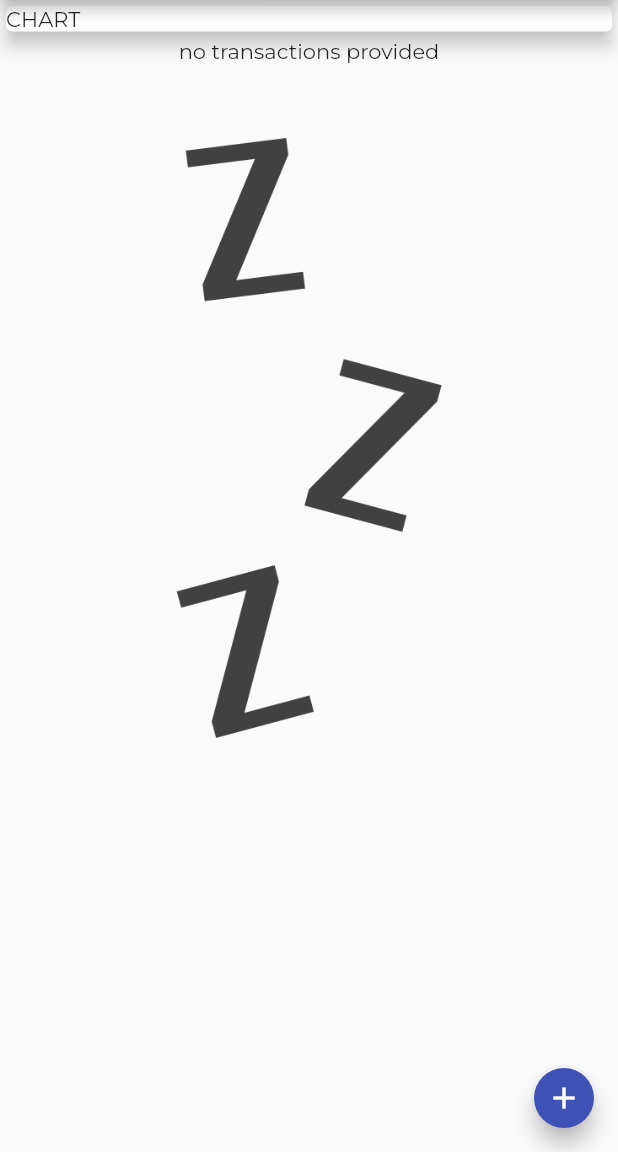
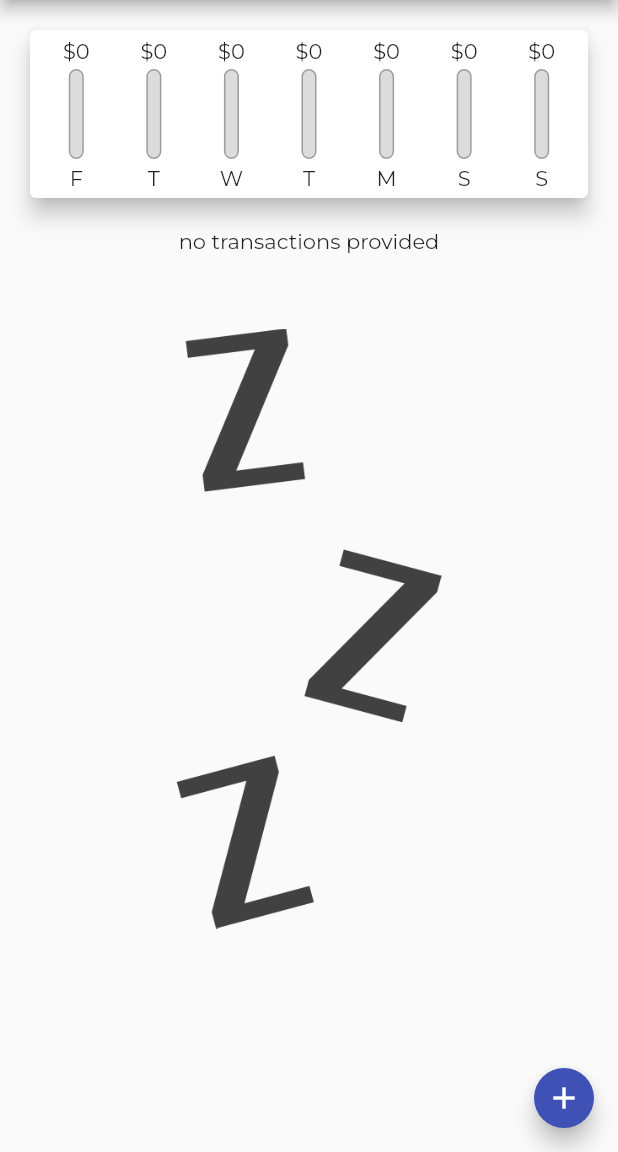
Before and after one commit to bobend212/expenses_flutter, a Flutter app: the screen it shows after launch, on a phone screen of 412 x 824 dp, the part 84-1236 px from its top. Run offline on Flutter 3.47's test engine with Material 2 defaults, Android fonts, the phone set to English and light mode, and no system bars.

Commit message:
chart bars implemented

```diff
--- a/lib/main.dart
+++ b/lib/main.dart
@@ -1,5 +1,6 @@
 // ignore_for_file: prefer_const_constructors, use_key_in_widget_constructors, prefer_const_literals_to_create_immutables, avoid_unnecessary_containers, avoid_print
 
+import 'package:expenses_app/widgets/chart.dart';
 import 'package:expenses_app/widgets/new_transaction.dart';
 import 'package:expenses_app/widgets/transaction_list.dart';
 import 'package:flutter/material.dart';
@@ -37,6 +38,14 @@ class _MyHomePageState extends State<MyHomePage> {
     // Transaction(id: '5', title: 'bills', amount: 999.99, date: DateTime.now())
   ];
 
+  List<Transaction> get _recentTransactions {
+    return _userTransactions.where((tx) {
+      return tx.date.isAfter(DateTime.now().subtract(
+        Duration(days: 7),
+      ));
+    }).toList();
+  }
+
   void _addNewTransaction(String txTitle, double txAmount) {
     final newTransaction = Transaction(
         id: DateTime.now().toString(),
@@ -73,14 +82,15 @@ class _MyHomePageState extends State<MyHomePage> {
             mainAxisAlignment: MainAxisAlignment.start,
             crossAxisAlignment: CrossAxisAlignment.stretch,
             children: [
-              Card(
-                child: Container(
-                  child: Text('CHART'),
-                  width: double.infinity,
-                  //color: Theme.of(context).primaryColor,
-                ),
-                elevation: 5,
-              ),
+              // Card(
+              //   child: Container(
+              //     child: Text('CHART'),
+              //     width: double.infinity,
+              //     //color: Theme.of(context).primaryColor,
+              //   ),
+              //   elevation: 5,
+              // ),
+              Chart(_recentTransactions),
               TransactionList(_userTransactions)
             ]),
       ),
--- /dev/null
+++ b/lib/widgets/chart.dart
@@ -0,0 +1,67 @@
+import 'package:expenses_app/models/transaction.dart';
+import 'package:expenses_app/widgets/chart_bar.dart';
+import 'package:flutter/material.dart';
+import 'package:intl/intl.dart';
+
+class Chart extends StatelessWidget {
+  final List<Transaction> recentTransactions;
+
+  Chart(this.recentTransactions);
+
+  List<Map<String, Object>> get groupedTransactionValues {
+    return List.generate(7, (index) {
+      final weekDay = DateTime.now().subtract(
+        Duration(days: index),
+      );
+      var totalSum = 0.0;
+
+      for (var i = 0; i < recentTransactions.length; i++) {
+        if (recentTransactions[i].date.day == weekDay.day &&
+            recentTransactions[i].date.month == weekDay.month &&
+            recentTransactions[i].date.year == weekDay.year) {
+          totalSum += recentTransactions[i].amount;
+        }
+      }
+
+      print(DateFormat.E().format(weekDay));
+      print(totalSum);
+
+      return {
+        'day': DateFormat.E().format(weekDay).substring(0, 1),
+        'amount': totalSum
+      };
+    });
+  }
+
+  double get totalSpending {
+    return groupedTransactionValues.fold(0.0, (sum, item) {
+      return sum + (item['amount'] as double);
+    });
+  }
+
+  @override
+  Widget build(BuildContext context) {
+    print(groupedTransactionValues);
+    return Card(
+      elevation: 6,
+      margin: EdgeInsets.all(20),
+      child: Padding(
+        padding: EdgeInsets.all(5),
+        child: Row(
+          mainAxisAlignment: MainAxisAlignment.spaceAround,
+          children: groupedTransactionValues.map((data) {
+            return Flexible(
+              fit: FlexFit.tight,
+              child: ChartBar(
+                  (data['day'] as String),
+                  (data['amount'] as double),
+                  totalSpending == 0.0
+                      ? 0.0
+                      : (data['amount'] as double) / totalSpending),
+            );
+          }).toList(),
+        ),
+      ),
+    );
+  }
+}
--- /dev/null
+++ b/lib/widgets/chart_bar.dart
@@ -0,0 +1,46 @@
+import 'package:flutter/material.dart';
+
+class ChartBar extends StatelessWidget {
+  final String label;
+  final double spendingAmount;
+  final double spendingPctOfTotal;
+
+  ChartBar(this.label, this.spendingAmount, this.spendingPctOfTotal);
+
+  @override
+  Widget build(BuildContext context) {
+    return Column(
+      children: [
+        FittedBox(child: Text('\$${spendingAmount.toStringAsFixed(0)}')),
+        SizedBox(
+          height: 4,
+        ),
+        Container(
+          height: 60,
+          width: 10,
+          child: Stack(
+            children: [
+              Container(
+                decoration: BoxDecoration(
+                    border: Border.all(color: Colors.grey, width: 1.0),
+                    color: Color.fromRGBO(220, 220, 220, 1),
+                    borderRadius: BorderRadius.circular(10)),
+              ),
+              FractionallySizedBox(
+                heightFactor: spendingPctOfTotal,
+                child: Container(
+                    decoration: BoxDecoration(
+                        color: Theme.of(context).primaryColor,
+                        borderRadius: BorderRadius.circular(10))),
+              )
+            ],
+          ),
+        ),
+        SizedBox(
+          height: 4,
+        ),
+        Text(label)
+      ],
+    );
+  }
+}
```
